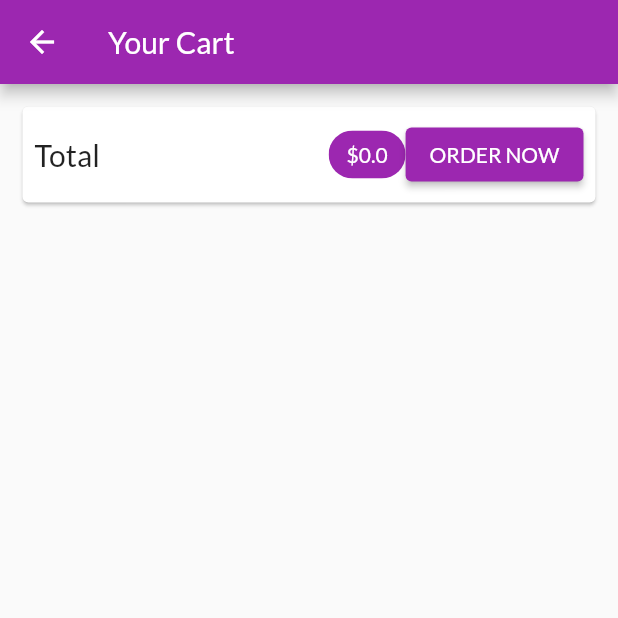
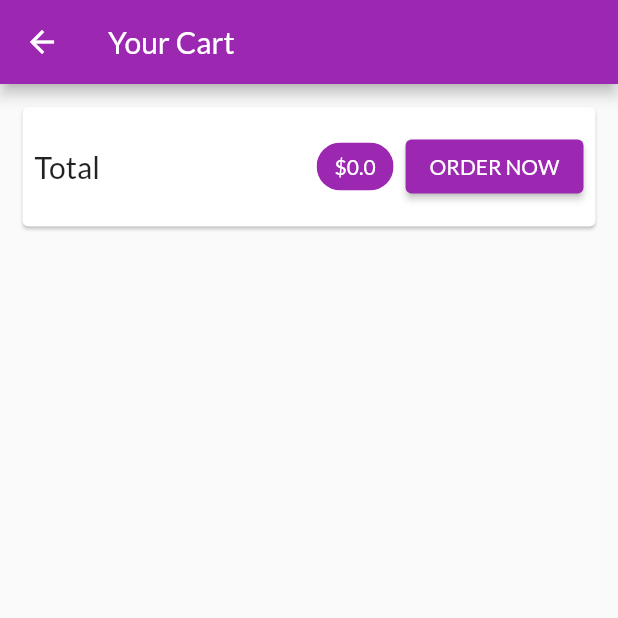
Before and after one commit to jesther-ai/MyShop, a Flutter app: the CartScreen screen opened by its route, on a phone screen of 412 x 824 dp, the top half of it. Run offline on Flutter 3.47's test engine with Material 2 defaults, Android fonts, the phone set to English and light mode, and no system bars; network calls fail.

Commit message:
[Update]

```diff
--- a/lib/main.dart
+++ b/lib/main.dart
@@ -1,5 +1,6 @@
 import 'package:flutter/material.dart';
 import 'package:myshop/providers/cart.dart';
+import 'package:myshop/providers/orders.dart';
 import 'package:myshop/screens/cart_screen.dart';
 import 'package:provider/provider.dart';
 import 'package:myshop/screens/products_overview_screen.dart';
@@ -19,6 +20,9 @@ class MyApp extends StatelessWidget {
         ChangeNotifierProvider.value(
           value: Cart(),
         ),
+        ChangeNotifierProvider.value(
+          value: Orders(),
+        )
       ],
       child: MaterialApp(
         title: 'Sari-Sari Store',
--- /dev/null
+++ b/lib/providers/orders.dart
@@ -0,0 +1,35 @@
+import 'package:flutter/foundation.dart';
+import 'package:myshop/providers/cart.dart';
+
+class OrderItem {
+  final String id;
+  final double amount;
+  final List<CartItem> products;
+  final DateTime dateTime;
+  OrderItem({
+    required this.id,
+    required this.amount,
+    required this.products,
+    required this.dateTime,
+  });
+}
+
+class Orders with ChangeNotifier {
+  List<OrderItem> _orders = [];
+  List<OrderItem> get orders {
+    return [..._orders];
+  }
+
+  void addOrder(List<CartItem> cartProducts, double total) {
+    _orders.insert(
+      0,
+      OrderItem(
+        id: DateTime.now().toString(),
+        amount: total,
+        products: cartProducts,
+        dateTime: DateTime.now(),
+      ),
+    );
+    notifyListeners();
+  }
+}
--- a/lib/screens/cart_screen.dart
+++ b/lib/screens/cart_screen.dart
@@ -29,15 +29,20 @@ class CartScreen extends StatelessWidget {
                     ),
                   ),
                   Spacer(),
-                  Chip(
-                    label: Text(
-                      '\$${cart.totalAmount}',
-                      style: TextStyle(
-                        color:
-                            Theme.of(context).primaryTextTheme.headline6?.color,
+                  Padding(
+                    padding: const EdgeInsets.all(8.0),
+                    child: Chip(
+                      label: Text(
+                        '\$${cart.totalAmount}',
+                        style: TextStyle(
+                          color: Theme.of(context)
+                              .primaryTextTheme
+                              .headline6
+                              ?.color,
+                        ),
                       ),
+                      backgroundColor: Theme.of(context).primaryColor,
                     ),
-                    backgroundColor: Theme.of(context).primaryColor,
                   ),
                   ElevatedButton(
                     onPressed: () {},
@@ -59,6 +64,7 @@ class CartScreen extends StatelessWidget {
               itemCount: cart.items.length,
               itemBuilder: (context, index) => ci.CartItems(
                 cart.items.values.toList()[index].id,
+                cart.items.keys.toList()[index],
                 cart.items.values.toList()[index].price,
                 cart.items.values.toList()[index].quantity,
                 cart.items.values.toList()[index].title,
```
Also changed, not shown: lib/providers/cart.dart (+10 -0 lines), lib/screens/product_detail_screen.dart (+32 -0 lines), lib/widgets/cart_item.dart (+26 -2 lines).
